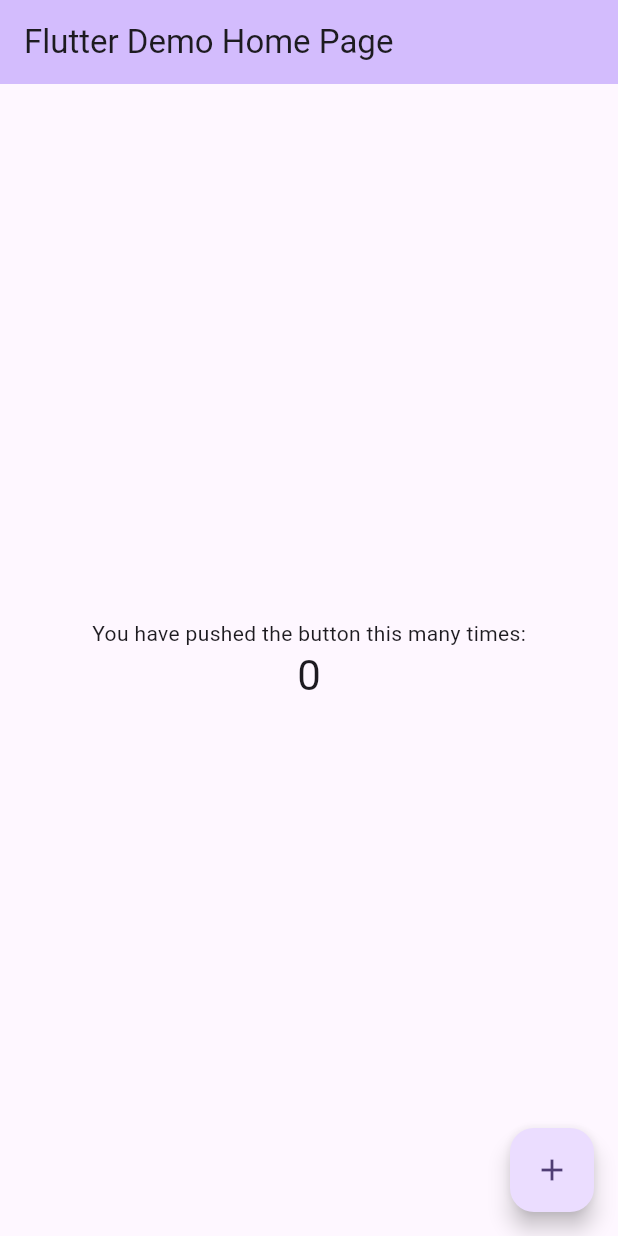
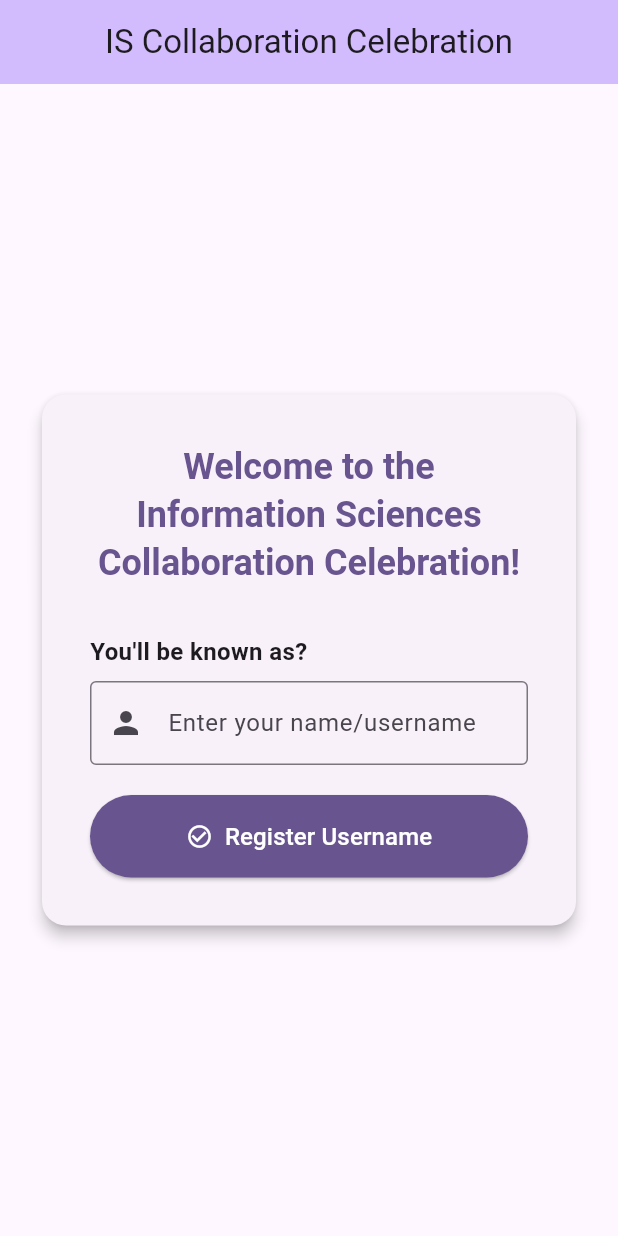
Before and after one commit to VikashK24/is_mixer, a Flutter app: the screen it shows after launch, on a phone screen of 412 x 824 dp. Run offline on Flutter 3.47's test engine with Material 3 defaults, Android fonts, the phone set to English and light mode, and no system bars.

Commit message:
Add home page welcome heading and username registration UI

```diff
--- a/lib/main.dart
+++ b/lib/main.dart
@@ -1,124 +1,188 @@
 import 'package:flutter/material.dart';
 import 'package:flutter_web_plugins/url_strategy.dart';
+
 void main() {
-  // Removes the '#' from the browser URL bar
+  // Removes '#' from browser URL
   usePathUrlStrategy();
-
   runApp(const MyApp());
 }
 
 class MyApp extends StatelessWidget {
   const MyApp({super.key});
 
-  // This widget is the root of your application.
   @override
   Widget build(BuildContext context) {
     return MaterialApp(
-      title: 'Flutter Demo',
+      title: 'Information Sciences Collaboration Celebration',
+      debugShowCheckedModeBanner: false,
       theme: ThemeData(
-        // This is the theme of your application.
-        //
-        // TRY THIS: Try running your application with "flutter run". You'll see
-        // the application has a purple toolbar. Then, without quitting the app,
-        // try changing the seedColor in the colorScheme below to Colors.green
-        // and then invoke "hot reload" (save your changes or press the "hot
-        // reload" button in a Flutter-supported IDE, or press "r" if you used
-        // the command line to start the app).
-        //
-        // Notice that the counter didn't reset back to zero; the application
-        // state is not lost during the reload. To reset the state, use hot
-        // restart instead.
-        //
-        // This works for code too, not just values: Most code changes can be
-        // tested with just a hot reload.
-        colorScheme: .fromSeed(seedColor: Colors.deepPurple),
+        colorScheme: ColorScheme.fromSeed(seedColor: Colors.deepPurple),
+        useMaterial3: true,
       ),
-      home: const MyHomePage(title: 'Flutter Demo Home Page'),
+      home: const WelcomeScreen(),
     );
   }
 }
 
-class MyHomePage extends StatefulWidget {
-  const MyHomePage({super.key, required this.title});
-
-  // This widget is the home page of your application. It is stateful, meaning
-  // that it has a State object (defined below) that contains fields that affect
-  // how it looks.
-
-  // This class is the configuration for the state. It holds the values (in this
-  // case the title) provided by the parent (in this case the App widget) and
-  // used by the build method of the State. Fields in a Widget subclass are
-  // always marked "final".
-
-  final String title;
+class WelcomeScreen extends StatefulWidget {
+  const WelcomeScreen({super.key});
 
   @override
-  State<MyHomePage> createState() => _MyHomePageState();
+  State<WelcomeScreen> createState() => _WelcomeScreenState();
 }
 
-class _MyHomePageState extends State<MyHomePage> {
-  int _counter = 0;
+class _WelcomeScreenState extends State<WelcomeScreen> {
+  final TextEditingController _usernameController = TextEditingController();
 
-  void _incrementCounter() {
+  // Simulated JSON registered database (In-memory / Local Session)
+  // Tip: Connect this list to Firebase / Supabase or a JSON backend endpoint later!
+  final List<String> _registeredUsernames = [
+    'admin',
+    'researcher1',
+    'alice',
+    'bob'
+  ];
+
+  String? _errorMessage;
+  String? _registeredName;
+
+  void _registerUser() {
+    final inputName = _usernameController.text.trim();
+
     setState(() {
-      // This call to setState tells the Flutter framework that something has
-      // changed in this State, which causes it to rerun the build method below
-      // so that the display can reflect the updated values. If we changed
-      // _counter without calling setState(), then the build method would not be
-      // called again, and so nothing would appear to happen.
-      _counter++;
+      if (inputName.isEmpty) {
+        _errorMessage = 'Please enter a name or username.';
+        return;
+      }
+
+      // Check if username already exists in our registered JSON database (Case-Insensitive)
+      bool nameExists = _registeredUsernames.any(
+        (name) => name.toLowerCase() == inputName.toLowerCase(),
+      );
+
+      if (nameExists) {
+        _errorMessage = 'The name "$inputName" is already taken. Please choose a unique username!';
+      } else {
+        // Successfully register the new user into the JSON registry
+        _registeredUsernames.add(inputName);
+        _errorMessage = null;
+        _registeredName = inputName;
+        _usernameController.clear();
+      }
     });
   }
 
   @override
+  void dispose() {
+    _usernameController.dispose();
+    super.dispose();
+  }
+
+  @override
   Widget build(BuildContext context) {
-    // This method is rerun every time setState is called, for instance as done
-    // by the _incrementCounter method above.
-    //
-    // The Flutter framework has been optimized to make rerunning build methods
-    // fast, so that you can just rebuild anything that needs updating rather
-    // than having to individually change instances of widgets.
     return Scaffold(
       appBar: AppBar(
-        // TRY THIS: Try changing the color here to a specific color (to
-        // Colors.amber, perhaps?) and trigger a hot reload to see the AppBar
-        // change color while the other colors stay the same.
+        title: const Text('IS Collaboration Celebration'),
         backgroundColor: Theme.of(context).colorScheme.inversePrimary,
-        // Here we take the value from the MyHomePage object that was created by
-        // the App.build method, and use it to set our appbar title.
-        title: Text(widget.title),
+        centerTitle: true,
       ),
       body: Center(
-        // Center is a layout widget. It takes a single child and positions it
-        // in the middle of the parent.
-        child: Column(
-          // Column is also a layout widget. It takes a list of children and
-          // arranges them vertically. By default, it sizes itself to fit its
-          // children horizontally, and tries to be as tall as its parent.
-          //
-          // Column has various properties to control how it sizes itself and
-          // how it positions its children. Here we use mainAxisAlignment to
-          // center the children vertically; the main axis here is the vertical
-          // axis because Columns are vertical (the cross axis would be
-          // horizontal).
-          //
-          // TRY THIS: Invoke "debug painting" (choose the "Toggle Debug Paint"
-          // action in the IDE, or press "p" in the console), to see the
-          // wireframe for each widget.
-          mainAxisAlignment: .center,
-          children: [
-            const Text('You have pushed the button this many times:'),
-            Text(
-              '$_counter',
-              style: Theme.of(context).textTheme.headlineMedium,
+        child: SingleChildScrollView(
+          padding: const EdgeInsets.all(24.0),
+          child: ConstrainedBox(
+            constraints: const BoxConstraints(maxWidth: 550),
+            child: Card(
+              elevation: 4,
+              shape: RoundedRectangleBorder(
+                borderRadius: BorderRadius.circular(16),
+              ),
+              child: Padding(
+                padding: const EdgeInsets.all(32.0),
+                child: Column(
+                  mainAxisSize: MainAxisSize.min,
+                  crossAxisAlignment: CrossAxisAlignment.stretch,
+                  children: [
+                    // 1. Heading
+                    Text(
+                      'Welcome to the Information Sciences Collaboration Celebration!',
+                      textAlign: TextAlign.center,
+                      style: Theme.of(context).textTheme.headlineSmall?.copyWith(
+                            fontWeight: FontWeight.bold,
+                            color: Theme.of(context).colorScheme.primary,
+                          ),
+                    ),
+                    const SizedBox(height: 32),
+
+                    if (_registeredName != null) ...[
+                      // Success Message State
+                      Container(
+                        padding: const EdgeInsets.all(16),
+                        decoration: BoxDecoration(
+                          color: Colors.green.shade50,
+                          borderRadius: BorderRadius.circular(8),
+                          border: Border.all(color: Colors.green.shade300),
+                        ),
+                        child: Text(
+                          '🎉 Registration successful! Welcome aboard, $_registeredName.',
+                          textAlign: TextAlign.center,
+                          style: TextStyle(
+                            color: Colors.green.shade900,
+                            fontWeight: FontWeight.bold,
+                          ),
+                        ),
+                      ),
+                      const SizedBox(height: 20),
+                      ElevatedButton(
+                        onPressed: () {
+                          setState(() {
+                            _registeredName = null;
+                          });
+                        },
+                        child: const Text('Register Another Name'),
+                      ),
+                    ] else ...[
+                      // 2. Input Label & Textfield
+                      const Text(
+                        "You'll be known as?",
+                        style: TextStyle(
+                          fontSize: 16,
+                          fontWeight: FontWeight.w600,
+                        ),
+                      ),
+                      const SizedBox(height: 8),
+                      TextField(
+                        controller: _usernameController,
+                        decoration: InputDecoration(
+                          hintText: 'Enter your name/username',
+                          errorText: _errorMessage,
+                          border: const OutlineInputBorder(),
+                          prefixIcon: const Icon(Icons.person),
+                        ),
+                        onSubmitted: (_) => _registerUser(),
+                      ),
+                      const SizedBox(height: 20),
+
+                      // 3. Register Action Button
+                      ElevatedButton.icon(
+                        onPressed: _registerUser,
+                        style: ElevatedButton.styleFrom(
+                          padding: const EdgeInsets.symmetric(vertical: 16),
+                          backgroundColor: Theme.of(context).colorScheme.primary,
+                          foregroundColor: Colors.white,
+                        ),
+                        icon: const Icon(Icons.check_circle_outline),
+                        label: const Text(
+                          'Register Username',
+                          style: TextStyle(fontSize: 16),
+                        ),
+                      ),
+                    ],
+                  ],
+                ),
+              ),
             ),
-          ],
+          ),
         ),
-      ),
-      floatingActionButton: FloatingActionButton(
-        onPressed: _incrementCounter,
-        tooltip: 'Increment',
-        child: const Icon(Icons.add),
       ),
     );
   }
```
